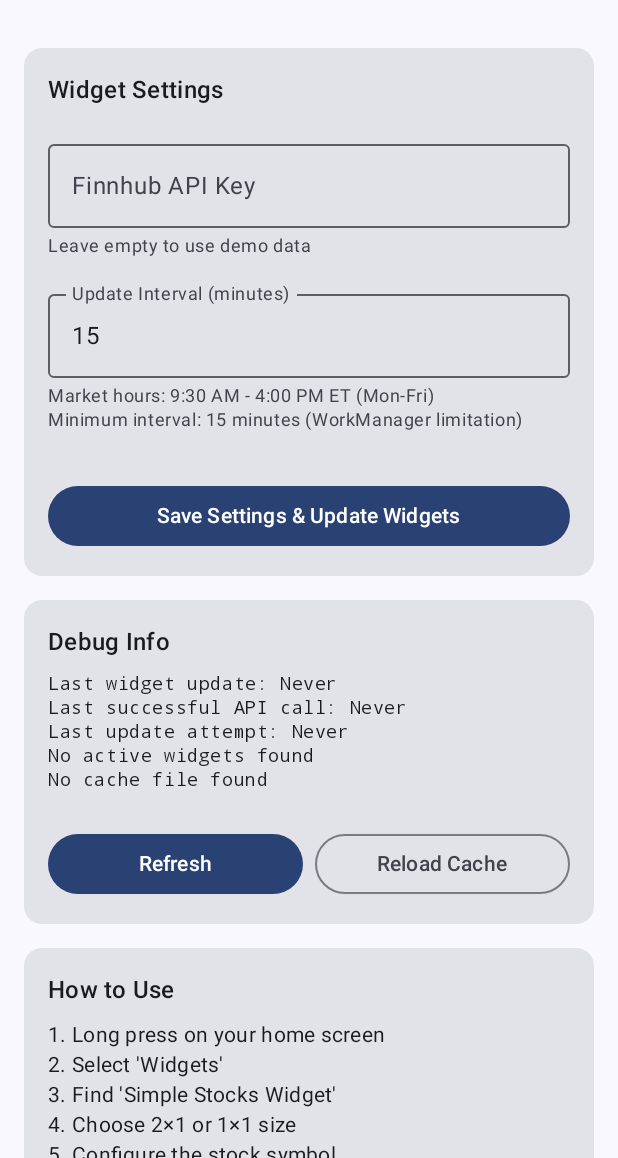
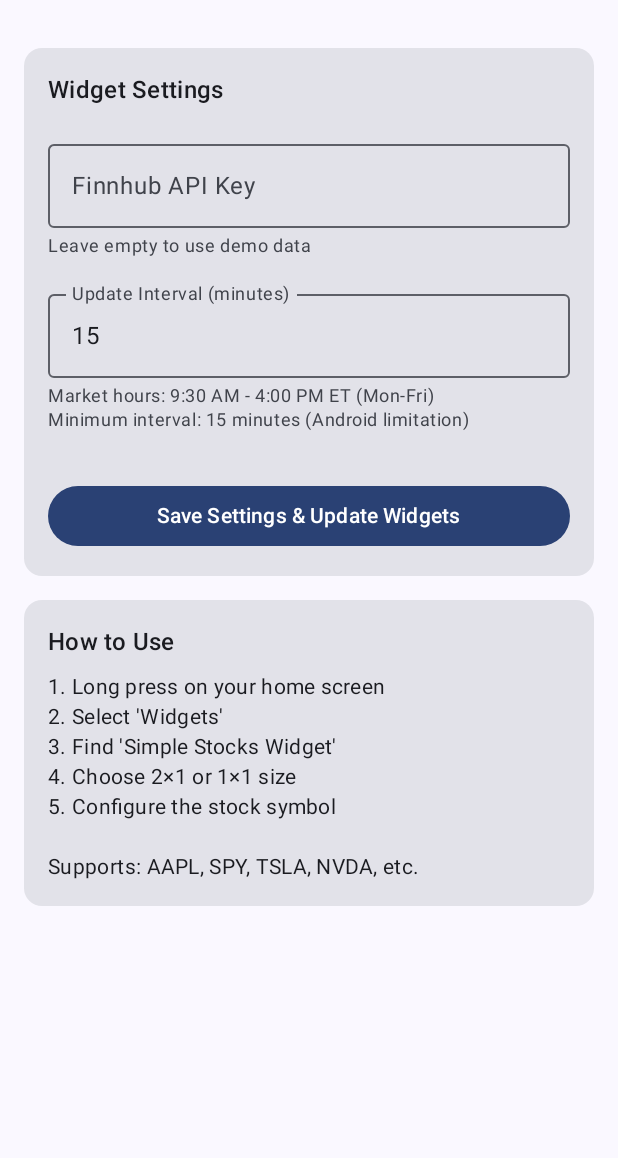
Before and after one commit to sidward35/simple-stocks-widget, an Android app built with Jetpack Compose: the screen it shows after launch (MainActivity), on a phone screen of 412 x 824 dp, the part 78-1236 px from its top. Run offline under Robolectric (Android 15) with nearby library versions, the phone set to English and light mode, and no system bars.

Commit message:
Hide debug info

```diff
--- a/app/src/main/java/xyz/smathur/simplestockswidget/MainActivity.kt
+++ b/app/src/main/java/xyz/smathur/simplestockswidget/MainActivity.kt
@@ -194,7 +194,7 @@ fun SettingsScreen() {
                     )
 
                     Text(
-                        text = "Market hours: 9:30 AM - 4:00 PM ET (Mon-Fri)\nMinimum interval: 15 minutes (WorkManager limitation)",
+                        text = "Market hours: 9:30 AM - 4:00 PM ET (Mon-Fri)\nMinimum interval: 15 minutes (Android limitation)",
                         style = MaterialTheme.typography.bodySmall,
                         color = MaterialTheme.colorScheme.onSurfaceVariant,
                         modifier = Modifier.padding(top = 4.dp, bottom = 16.dp)
@@ -322,6 +322,7 @@ fun SettingsScreen() {
             }
 
             // Debug Info Card
+            /**
             Card(
                 modifier = Modifier
                     .fillMaxWidth()
@@ -368,6 +369,7 @@ fun SettingsScreen() {
                     }
                 }
             }
+            */
 
             Card(
                 modifier = Modifier.fillMaxWidth()
```
